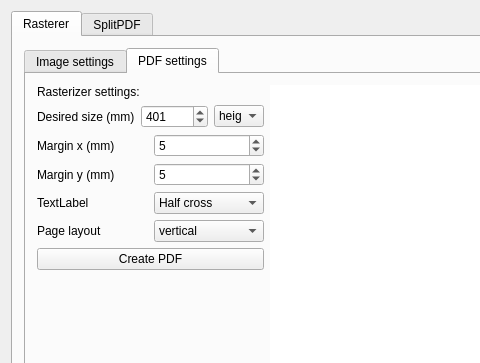
Qt form mainwindow.ui (GiteZz/Rasterer) before a commit; both pictures show x 0 to 480 and y 0 to 363 of the 1143 by 517 pixel window.
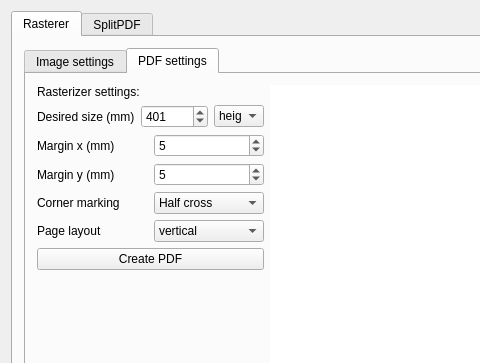
The same form after that commit. The open tabs and pages were chosen to show the change.

Commit message: renamed ui elements in Qt Designer

What changed in the file:
```diff
--- a/mainwindow.ui
+++ b/mainwindow.ui
@@ -455,7 +455,7 @@
                   <item>
                    <widget class="QLabel" name="label_4">
                     <property name="text">
-                     <string>TextLabel</string>
+                     <string>Corner marking</string>
                     </property>
                    </widget>
                   </item>
```
Left out of the diff: 110 changed lines with no effect on the pictures. The commit also changes 2 other files.
